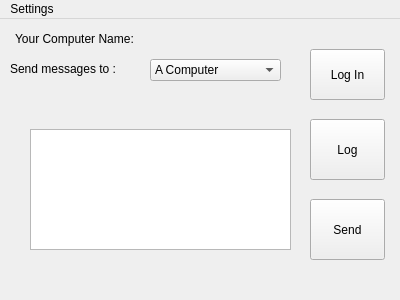
DiegoArmando/TexDump, file C++/Main/src/mainwindow.ui: the form before one commit.
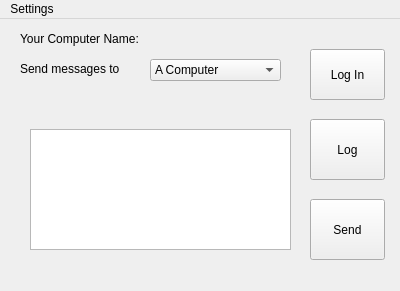
The form after the commit.

```diff
--- a/C++/Main/src/mainwindow.ui
+++ b/C++/Main/src/mainwindow.ui
@@ -7,7 +7,7 @@
     <x>0</x>
     <y>0</y>
     <width>400</width>
-    <height>300</height>
+    <height>291</height>
    </rect>
   </property>
   <property name="windowTitle">
@@ -43,10 +43,10 @@
    <widget class="QLabel" name="your_ip_lable">
     <property name="geometry">
      <rect>
-      <x>15</x>
-      <y>10</y>
+      <x>20</x>
+      <y>9</y>
       <width>271</width>
-      <height>20</height>
+      <height>21</height>
      </rect>
     </property>
     <property name="text">
@@ -66,9 +66,9 @@
    <widget class="QLabel" name="destination_ip_lable">
     <property name="geometry">
      <rect>
-      <x>10</x>
+      <x>20</x>
       <y>40</y>
-      <width>121</width>
+      <width>101</width>
       <height>20</height>
      </rect>
     </property>
```
